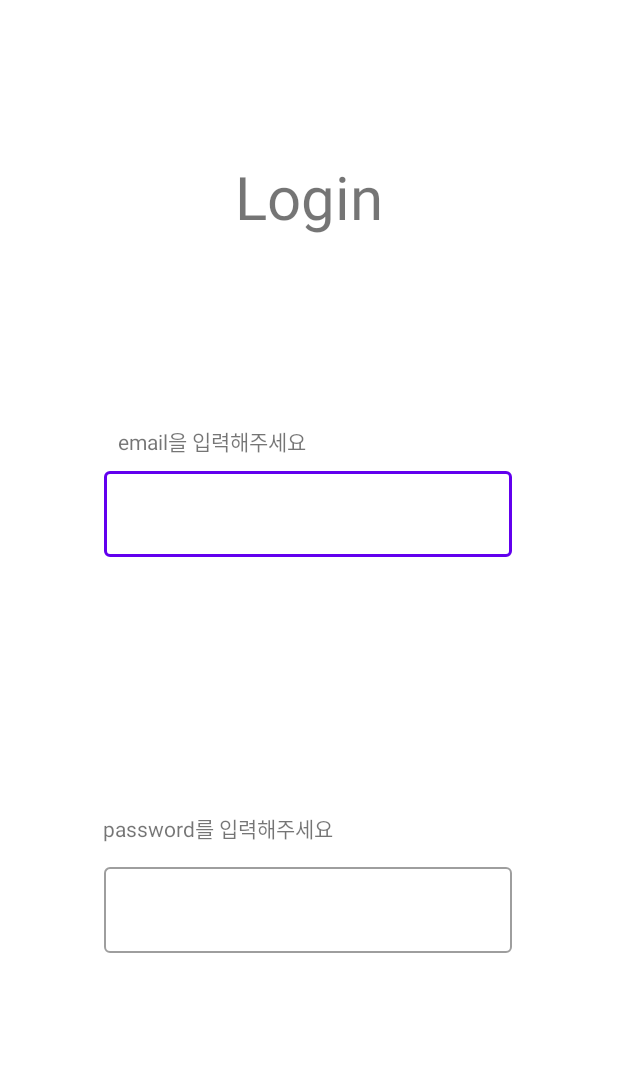
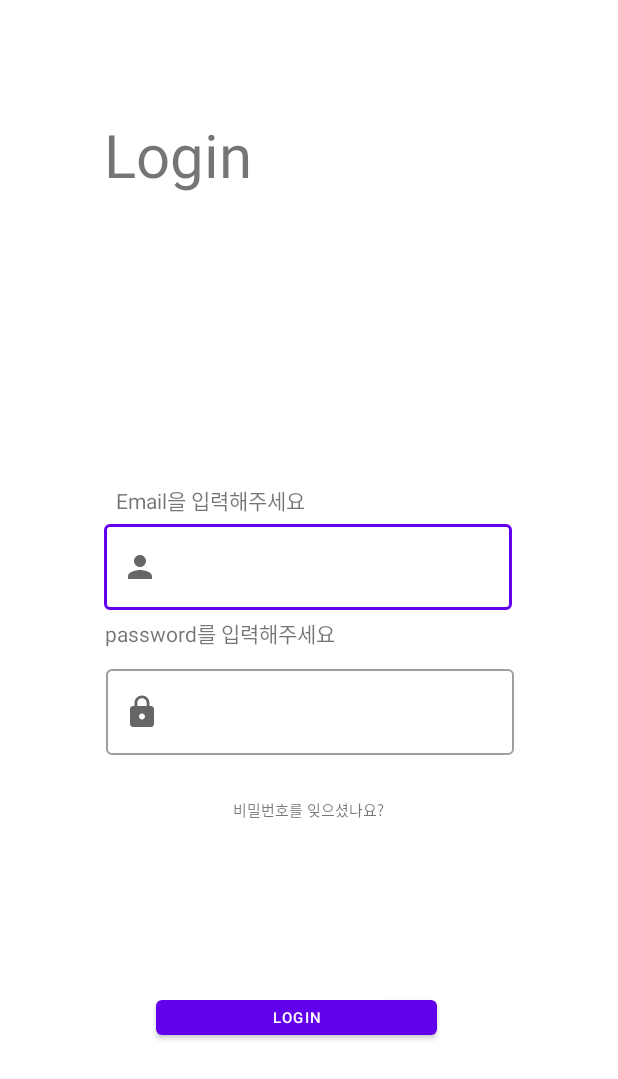
Before and after one commit to taeiim/a-la-vez-Android, an Android app: the SignInActivity screen opened directly, with no data from a screen before it, on a phone screen of 412 x 824 dp. Shown: the top 1079 px of the screen. Run offline under Robolectric (Android 15) with nearby library versions, the phone set to English and light mode, and no system bars.

Commit message:
[MODIFY] Not used

```diff
--- a/app/src/main/res/layout/activity_sign_in.xml
+++ b/app/src/main/res/layout/activity_sign_in.xml
@@ -7,13 +7,24 @@
     tools:context=".dms.ui.activity.SignInActivity">
 
     <TextView
+        android:id="@+id/tv_emailtitle"
+        android:layout_width="wrap_content"
+        android:layout_height="wrap_content"
+        android:text="Email을 입력해주세요"
+        app:layout_constraintBottom_toTopOf="@+id/cover_email"
+        app:layout_constraintEnd_toEndOf="parent"
+        app:layout_constraintHorizontal_bias="0.27"
+        app:layout_constraintStart_toStartOf="parent" />
+
+    <TextView
         android:id="@+id/tv_title"
         android:layout_width="wrap_content"
         android:layout_height="wrap_content"
-        android:layout_marginTop="104dp"
+        android:layout_marginTop="76dp"
         android:text="Login"
         android:textSize="40dp"
         app:layout_constraintEnd_toEndOf="parent"
+        app:layout_constraintHorizontal_bias="0.221"
         app:layout_constraintStart_toStartOf="parent"
         app:layout_constraintTop_toTopOf="parent" />
 
@@ -22,13 +33,12 @@
         style="@style/Widget.MaterialComponents.TextInputLayout.OutlinedBox"
         android:layout_width="272dp"
         android:layout_height="67dp"
-        android:layout_marginBottom="448dp"
-        app:layout_constraintBottom_toBottomOf="parent"
+        app:layout_constraintBottom_toTopOf="@+id/tv_passwordtitle"
         app:layout_constraintEnd_toEndOf="parent"
         app:layout_constraintHorizontal_bias="0.496"
         app:layout_constraintStart_toStartOf="parent"
-        app:layout_constraintTop_toBottomOf="200dp"
-        app:layout_constraintVertical_bias="0.075">
+        app:layout_constraintTop_toBottomOf="100dp"
+        app:startIconDrawable="@drawable/ic_baseline_person_24">
 
         <com.google.android.material.textfield.TextInputEditText
             android:id="@+id/et_email"
@@ -38,15 +48,16 @@
             android:inputType="textEmailAddress" />
     </com.google.android.material.textfield.TextInputLayout>
 
+
     <TextView
-        android:id="@+id/tv_emailtitle"
+        android:id="@+id/tv_passwordtitle"
         android:layout_width="wrap_content"
         android:layout_height="wrap_content"
-        android:layout_marginBottom="4dp"
-        android:text="email을 입력해주세요"
-        app:layout_constraintBottom_toTopOf="@+id/cover_email"
+        android:layout_marginBottom="8dp"
+        android:text="password를 입력해주세요"
+        app:layout_constraintBottom_toTopOf="@+id/cover_password"
         app:layout_constraintEnd_toEndOf="parent"
-        app:layout_constraintHorizontal_bias="0.275"
+        app:layout_constraintHorizontal_bias="0.27"
         app:layout_constraintStart_toStartOf="parent" />
 
     <com.google.android.material.textfield.TextInputLayout
@@ -54,11 +65,12 @@
         style="@style/Widget.MaterialComponents.TextInputLayout.OutlinedBox"
         android:layout_width="272dp"
         android:layout_height="67dp"
-        android:layout_marginBottom="184dp"
+        android:layout_marginBottom="316dp"
         app:layout_constraintBottom_toBottomOf="parent"
         app:layout_constraintEnd_toEndOf="parent"
-        app:layout_constraintHorizontal_bias="0.496"
-        app:layout_constraintStart_toStartOf="parent">
+        app:layout_constraintHorizontal_bias="0.503"
+        app:layout_constraintStart_toStartOf="parent"
+        app:startIconDrawable="@drawable/ic_baseline_https_24">
 
         <com.google.android.material.textfield.TextInputEditText
             android:id="@+id/et_password"
@@ -70,14 +82,27 @@
     </com.google.android.material.textfield.TextInputLayout>
 
     <TextView
-        android:id="@+id/tv_passwordtitle"
+        android:id="@+id/tv_forgetpassword"
         android:layout_width="wrap_content"
         android:layout_height="wrap_content"
-        android:layout_marginBottom="10dp"
-        android:text="password를 입력해주세요"
-        app:layout_constraintBottom_toTopOf="@+id/cover_password"
+        android:layout_marginTop="24dp"
+        android:text="비밀번호를 잊으셨나요?"
+        android:textSize="10dp"
         app:layout_constraintEnd_toEndOf="parent"
-        app:layout_constraintHorizontal_bias="0.266"
+        app:layout_constraintHorizontal_bias="0.498"
+        app:layout_constraintStart_toStartOf="parent"
+        app:layout_constraintTop_toBottomOf="@+id/cover_password" />
+
+    <com.google.android.material.button.MaterialButton
+        android:id="@+id/login_btn"
+        android:layout_width="187dp"
+        android:layout_height="35dp"
+        android:layout_marginBottom="128dp"
+        android:text="Login"
+        android:textSize="10dp"
+        app:layout_constraintBottom_toBottomOf="parent"
+        app:layout_constraintEnd_toEndOf="parent"
+        app:layout_constraintHorizontal_bias="0.463"
         app:layout_constraintStart_toStartOf="parent" />
 
 
```
